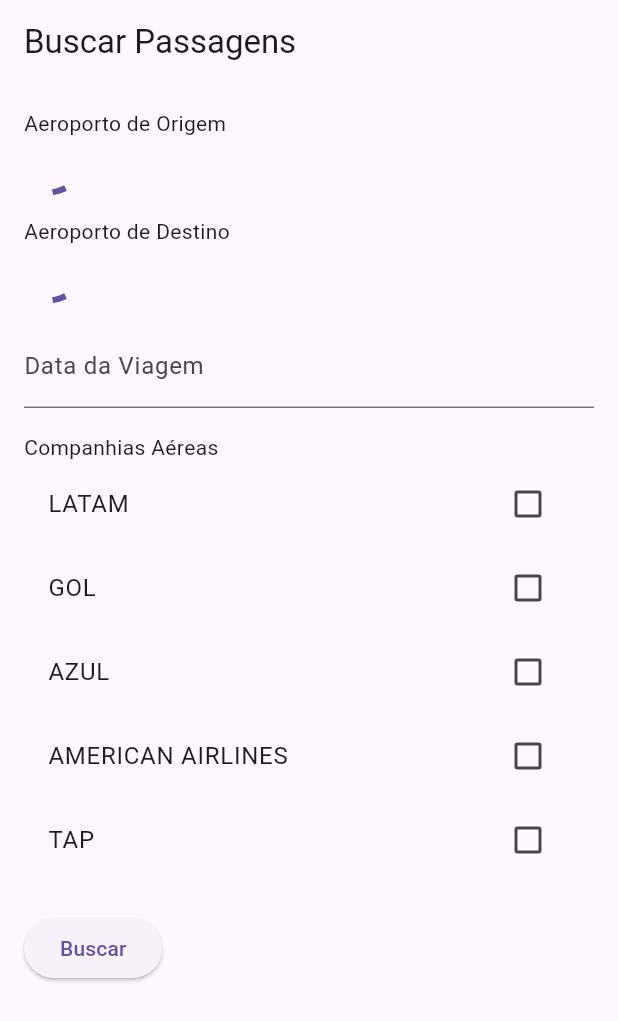
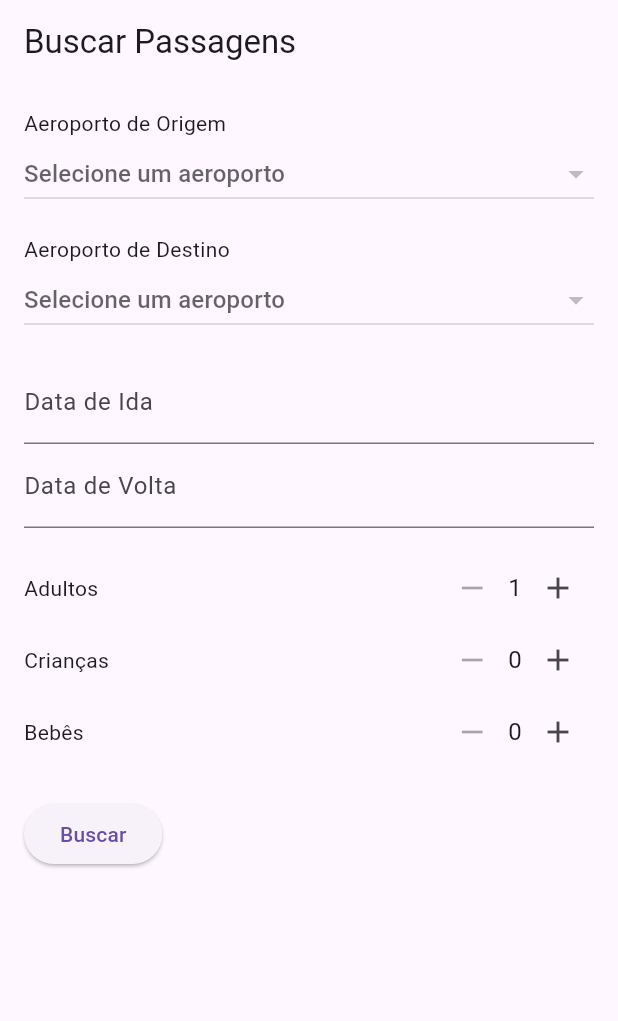
Before and after one commit to GabrielValeze/buscaviagens1, a Flutter app: the screen it shows after launch, on a phone screen of 412 x 824 dp. Shown: the top 1021 px of the screen. Run offline on Flutter 3.47's test engine with Material 3 defaults, Android fonts, the phone set to English and light mode, and no system bars.

Commit message:
Versão inicial do novo repositório

```diff
--- a/lib/main.dart
+++ b/lib/main.dart
@@ -30,13 +30,13 @@
 }
 
 class _PesquisaPageState extends State<PesquisaPage> {
-  final TextEditingController dataController = TextEditingController();
+  final TextEditingController dataIdaController = TextEditingController();
+  final TextEditingController dataVoltaController = TextEditingController();
 
   List<String> aeroportos = [];
   String? aeroportoOrigem;
   String? aeroportoDestino;
 
-  // Lista de companhias aéreas disponíveis
   final List<String> companhiasAereas = [
     "LATAM",
     "GOL",
@@ -44,7 +44,6 @@
     "AMERICAN AIRLINES",
     "TAP",
   ];
-
   List<String> companhiasSelecionadas = [];
 
   int adultos = 1;
@@ -64,15 +63,16 @@
         );
       });
 
-      print(
-        "Aeroportos carregados: $aeroportos",
-      ); // Debug para garantir que os dados foram lidos corretamente
+      print("Aeroportos carregados: $aeroportos");
     } catch (e) {
       print("Erro ao carregar o JSON: $e");
     }
   }
 
-  void selecionarData(BuildContext context) async {
+  void selecionarData(
+    BuildContext context,
+    TextEditingController controller,
+  ) async {
     DateTime? dataSelecionada = await showDatePicker(
       context: context,
       initialDate: DateTime.now(),
@@ -82,17 +82,46 @@
 
     if (dataSelecionada != null) {
       setState(() {
-        dataController.text =
+        controller.text =
             "${dataSelecionada.day}/${dataSelecionada.month}/${dataSelecionada.year}";
       });
     }
   }
 
   void buscarVoos() {
-    if (aeroportoOrigem != null &&
-        aeroportoDestino != null &&
-        dataController.text.isNotEmpty &&
-        companhiasSelecionadas.isNotEmpty) {
+    if (aeroportoOrigem == null) {
+      ScaffoldMessenger.of(context).showSnackBar(
+        const SnackBar(content: Text("Selecione um aeroporto de origem!")),
+      );
+      return;
+    }
+    if (aeroportoDestino == null) {
+      ScaffoldMessenger.of(context).showSnackBar(
+        const SnackBar(content: Text("Selecione um aeroporto de destino!")),
+      );
+      return;
+    }
+    if (dataIdaController.text.isEmpty) {
+      ScaffoldMessenger.of(context).showSnackBar(
+        const SnackBar(content: Text("Selecione uma data de ida!")),
+      );
+      return;
+    }
+    if (dataVoltaController.text.isEmpty) {
+      ScaffoldMessenger.of(context).showSnackBar(
+        const SnackBar(content: Text("Selecione uma data de volta!")),
+      );
+      return;
+    }
+    if (companhiasSelecionadas.isEmpty) {
+      ScaffoldMessenger.of(context).showSnackBar(
+        const SnackBar(
+          content: Text("Selecione pelo menos uma companhia aérea!"),
+        ),
+      );
+      return;
+    }
+
     Navigator.push(
       context,
       MaterialPageRoute(
@@ -100,7 +129,8 @@
             (context) => ResultadosPage(
               origem: aeroportoOrigem!,
               destino: aeroportoDestino!,
-                data: dataController.text,
+              dataIda: dataIdaController.text,
+              dataVolta: dataVoltaController.text,
               companhias: companhiasSelecionadas,
               adultos: adultos,
               criancas: criancas,
@@ -108,11 +138,48 @@
             ),
       ),
     );
-    } else {
-      ScaffoldMessenger.of(context).showSnackBar(
-        const SnackBar(content: Text("Preencha todos os campos corretamente!")),
+  }
+
+  Widget buildPassageiroSelector(
+    String titulo,
+    int valor,
+    Function(int) atualizarValor, {
+    int min = 0,
+    int? max,
+  }) {
+    return Row(
+      mainAxisAlignment: MainAxisAlignment.spaceBetween,
+      children: [
+        Text(titulo),
+        Row(
+          children: [
+            IconButton(
+              onPressed:
+                  valor > min
+                      ? () {
+                        setState(() {
+                          atualizarValor(valor - 1);
+                        });
+                      }
+                      : null,
+              icon: const Icon(Icons.remove),
+            ),
+            Text(valor.toString(), style: const TextStyle(fontSize: 16)),
+            IconButton(
+              onPressed:
+                  (max == null || valor < max)
+                      ? () {
+                        setState(() {
+                          atualizarValor(valor + 1);
+                        });
+                      }
+                      : null,
+              icon: const Icon(Icons.add),
+            ),
+          ],
+        ),
+      ],
     );
-    }
   }
 
   @override
@@ -131,9 +198,7 @@
           crossAxisAlignment: CrossAxisAlignment.start,
           children: [
             const Text("Aeroporto de Origem"),
-            aeroportos.isEmpty
-                ? const CircularProgressIndicator()
-                : DropdownButton<String>(
+            DropdownButton<String>(
               value: aeroportoOrigem,
               isExpanded: true,
               hint: const Text("Selecione um aeroporto"),
@@ -154,9 +219,7 @@
             const SizedBox(height: 16),
 
             const Text("Aeroporto de Destino"),
-            aeroportos.isEmpty
-                ? const CircularProgressIndicator()
-                : DropdownButton<String>(
+            DropdownButton<String>(
               value: aeroportoDestino,
               isExpanded: true,
               hint: const Text("Selecione um aeroporto"),
@@ -177,32 +240,41 @@
             const SizedBox(height: 16),
 
             TextField(
-              controller: dataController,
-              decoration: const InputDecoration(labelText: "Data da Viagem"),
-              onTap: () => selecionarData(context),
+              controller: dataIdaController,
+              decoration: const InputDecoration(labelText: "Data de Ida"),
+              onTap: () => selecionarData(context, dataIdaController),
+              readOnly: true,
+            ),
+
+            TextField(
+              controller: dataVoltaController,
+              decoration: const InputDecoration(labelText: "Data de Volta"),
+              onTap: () => selecionarData(context, dataVoltaController),
               readOnly: true,
             ),
 
             const SizedBox(height: 16),
 
-            const Text("Companhias Aéreas"),
-            Column(
-              children:
-                  companhiasAereas.map((companhia) {
-                    return CheckboxListTile(
-                      title: Text(companhia),
-                      value: companhiasSelecionadas.contains(companhia),
-                      onChanged: (bool? selecionado) {
-                        setState(() {
-                          if (selecionado == true) {
-                            companhiasSelecionadas.add(companhia);
-                          } else {
-                            companhiasSelecionadas.remove(companhia);
-                          }
-                        });
-                      },
-                    );
-                  }).toList(),
+            buildPassageiroSelector(
+              "Adultos",
+              adultos,
+              (v) => adultos = v,
+              min: 1,
+              max: 9,
+            ),
+            buildPassageiroSelector(
+              "Crianças",
+              criancas,
+              (v) => criancas = v,
+              min: 0,
+              max: 9,
+            ),
+            buildPassageiroSelector(
+              "Bebês",
+              bebes,
+              (v) => bebes = v,
+              min: 0,
+              max: adultos,
             ),
 
             const SizedBox(height: 20),
@@ -219,7 +291,8 @@
 class ResultadosPage extends StatelessWidget {
   final String origem;
   final String destino;
-  final String data;
+  final String dataIda;
+  final String dataVolta;
   final List<String> companhias;
   final int adultos;
   final int criancas;
@@ -229,7 +302,8 @@
     Key? key,
     required this.origem,
     required this.destino,
-    required this.data,
+    required this.dataIda,
+    required this.dataVolta,
     required this.companhias,
     required this.adultos,
     required this.criancas,
@@ -241,18 +315,8 @@
     return Scaffold(
       appBar: AppBar(title: const Text("Resultados")),
       body: Center(
-        child: Column(
-          mainAxisAlignment: MainAxisAlignment.center,
-          children: [
-            Text("Voos de $origem para $destino"),
-            Text("Data: $data"),
-            Text("Adultos: $adultos | Crianças: $criancas | Bebês: $bebes"),
-            const SizedBox(height: 20),
-            ElevatedButton(
-              onPressed: () => Navigator.pop(context),
-              child: const Text("Voltar"),
-            ),
-          ],
+        child: Text(
+          "Viagem de $origem para $destino em $dataIda - Volta: $dataVolta",
         ),
       ),
     );
```
Lines whose indentation alone changed are shown as unchanged.
